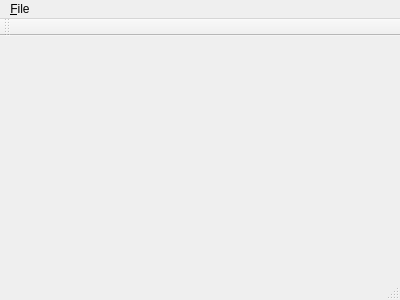
wanhaipeng/dlib_edit, file mainwindow.ui: the form before one commit.
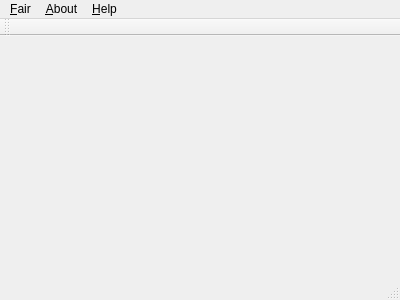
The form after the commit.

Commit message: fix a bug in Mac menuBar

Diff of the .ui file:
```diff
--- a/mainwindow.ui
+++ b/mainwindow.ui
@@ -20,17 +20,29 @@
      <x>0</x>
      <y>0</y>
      <width>400</width>
-     <height>23</height>
+     <height>25</height>
     </rect>
    </property>
    <widget class="QMenu" name="menu_File">
     <property name="title">
-     <string>&amp;File</string>
+     <string>&amp;Fair</string>
     </property>
     <addaction name="action_Open"/>
     <addaction name="actionE_xit"/>
    </widget>
+   <widget class="QMenu" name="menu_About">
+    <property name="title">
+     <string>&amp;About</string>
+    </property>
+   </widget>
+   <widget class="QMenu" name="menu_Help">
+    <property name="title">
+     <string>&amp;Help</string>
+    </property>
+   </widget>
    <addaction name="menu_File"/>
+   <addaction name="menu_About"/>
+   <addaction name="menu_Help"/>
   </widget>
   <widget class="QToolBar" name="mainToolBar">
    <attribute name="toolBarArea">
```
Left out of the diff: 5 changed lines with no effect on the pictures.
